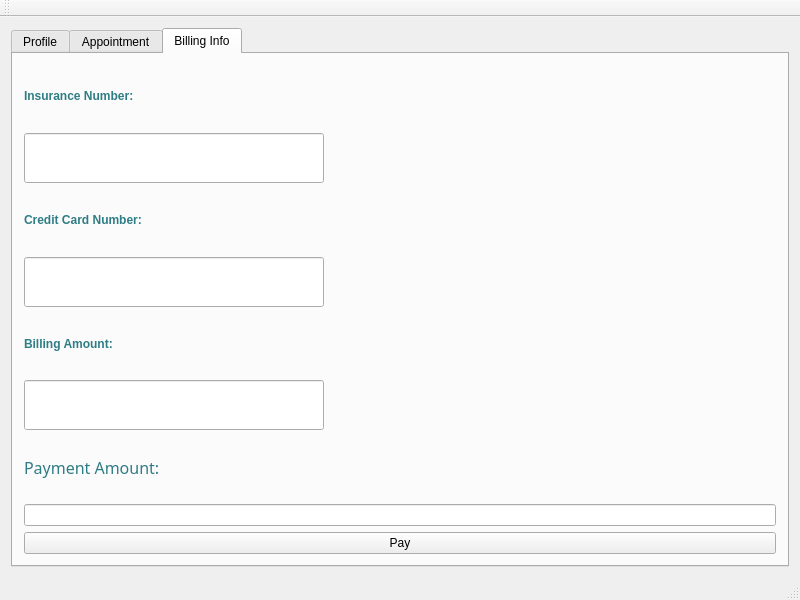
This is menu.ui in daeunnpark/hospital_portal as Qt 5 draws it before an edit. The edited form follows.
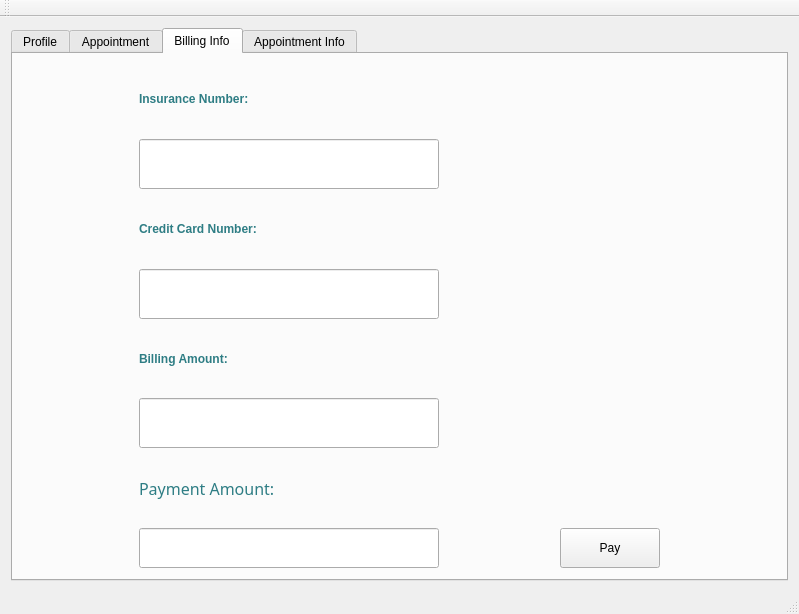
This is the edited form. The open tabs and pages were chosen to show the change.

Commit message: menu.py with new tabs

The edit to the form file:
```diff
--- a/menu.ui
+++ b/menu.ui
@@ -6,16 +6,16 @@
    <rect>
     <x>0</x>
     <y>0</y>
-    <width>800</width>
-    <height>600</height>
+    <width>799</width>
+    <height>614</height>
    </rect>
   </property>
   <property name="windowTitle">
    <string>Menu</string>
   </property>
   <widget class="QWidget" name="centralWidget">
-   <layout class="QHBoxLayout" name="horizontalLayout">
-    <item>
+   <layout class="QGridLayout" name="gridLayout_7">
+    <item row="0" column="1">
      <widget class="QTabWidget" name="tabWidget">
       <property name="currentIndex">
        <number>1</number>
@@ -193,7 +193,7 @@
          </widget>
         </item>
         <item row="18" column="1">
-         <widget class="QLineEdit" name="lineEdit_11"/>
+         <widget class="QLineEdit" name="lineEdit_19_2"/>
         </item>
         <item row="18" column="3">
          <widget class="QLineEdit" name="lineEdit_15">
@@ -237,7 +237,7 @@
          <widget class="QLineEdit" name="lineEdit_16"/>
         </item>
         <item row="17" column="0" colspan="4">
-         <widget class="QLabel" name="label_11">
+         <widget class="QLabel" name="label_19">
           <property name="maximumSize">
            <size>
             <width>16777215</width>
@@ -279,7 +279,7 @@
          </widget>
         </item>
         <item row="1" column="3">
-         <widget class="QLabel" name="label_17">
+         <widget class="QLabel" name="label_16">
           <property name="styleSheet">
            <string notr="true">color: rgb(46, 125, 132);
 font-weight: bold;
@@ -352,8 +352,30 @@
        <attribute name="title">
         <string>Billing Info</string>
        </attribute>
-       <layout class="QVBoxLayout" name="verticalLayout">
-        <item>
+       <layout class="QGridLayout" name="gridLayout_6">
+        <item row="5" column="0">
+         <widget class="QLineEdit" name="lineEdit_13">
+          <property name="maximumSize">
+           <size>
+            <width>300</width>
+            <height>50</height>
+           </size>
+          </property>
+         </widget>
+        </item>
+        <item row="6" column="0">
+         <widget class="QLabel" name="label_14">
+          <property name="styleSheet">
+           <string notr="true">color: rgb(46, 125, 132);
+font-weight: bold;
+font: 12pt Lucida Calligraphy;</string>
+          </property>
+          <property name="text">
+           <string>Payment Amount:</string>
+          </property>
+         </widget>
+        </item>
+        <item row="2" column="0">
          <widget class="QLabel" name="label_12">
           <property name="styleSheet">
            <string notr="true">color: rgb(46, 125, 132);
@@ -361,21 +383,39 @@
 font: 12pt &quot;Lucida Calligraphy&quot;;</string>
           </property>
           <property name="text">
+           <string>Credit Card Number:</string>
+          </property>
+         </widget>
+        </item>
+        <item row="7" column="0">
+         <widget class="QLineEdit" name="lineEdit_14">
+          <property name="minimumSize">
+           <size>
+            <width>0</width>
+            <height>40</height>
+           </size>
+          </property>
+          <property name="maximumSize">
+           <size>
+            <width>300</width>
+            <height>16777215</height>
+           </size>
+          </property>
+         </widget>
+        </item>
+        <item row="0" column="0">
+         <widget class="QLabel" name="label_11">
+          <property name="styleSheet">
+           <string notr="true">color: rgb(46, 125, 132);
+font-weight: bold;
+font: 12pt &quot;Lucida Calligraphy&quot;;</string>
+          </property>
+          <property name="text">
            <string>Insurance Number:</string>
           </property>
          </widget>
         </item>
-        <item>
-         <widget class="QLineEdit" name="lineEdit_12">
-          <property name="maximumSize">
-           <size>
-            <width>300</width>
-            <height>50</height>
-           </size>
-          </property>
-         </widget>
-        </item>
-        <item>
+        <item row="4" column="0">
          <widget class="QLabel" name="label_13">
           <property name="styleSheet">
            <string notr="true">color: rgb(46, 125, 132);
@@ -383,64 +423,97 @@
 font: 12pt &quot;Lucida Calligraphy&quot;;</string>
           </property>
           <property name="text">
-           <string>Credit Card Number:</string>
-          </property>
-         </widget>
-        </item>
-        <item>
-         <widget class="QLineEdit" name="lineEdit_13">
-          <property name="maximumSize">
-           <size>
-            <width>300</width>
-            <height>50</height>
-           </size>
-          </property>
-         </widget>
-        </item>
-        <item>
-         <widget class="QLabel" name="label_14">
-          <property name="styleSheet">
-           <string notr="true">color: rgb(46, 125, 132);
-font-weight: bold;
-font: 12pt &quot;Lucida Calligraphy&quot;;</string>
-          </property>
-          <property name="text">
            <string>Billing Amount:</string>
           </property>
          </widget>
         </item>
-        <item>
-         <widget class="QLineEdit" name="lineEdit_14">
+        <item row="7" column="1">
+         <widget class="QPushButton" name="pushButton_14">
           <property name="maximumSize">
            <size>
-            <width>300</width>
-            <height>50</height>
+            <width>100</width>
+            <height>200</height>
            </size>
           </property>
-         </widget>
-        </item>
-        <item>
-         <widget class="QLabel" name="label_16">
-          <property name="styleSheet">
-           <string notr="true">color: rgb(46, 125, 132);
-font-weight: bold;
-font: 12pt Lucida Calligraphy;</string>
-          </property>
-          <property name="text">
-           <string>Payment Amount:</string>
-          </property>
-         </widget>
-        </item>
-        <item>
-         <widget class="QLineEdit" name="lineEdit_17"/>
-        </item>
-        <item>
-         <widget class="QPushButton" name="pushButton_6">
           <property name="text">
            <string>Pay</string>
           </property>
          </widget>
         </item>
+        <item row="1" column="0">
+         <widget class="QLineEdit" name="lineEdit_11">
+          <property name="maximumSize">
+           <size>
+            <width>300</width>
+            <height>50</height>
+           </size>
+          </property>
+         </widget>
+        </item>
+        <item row="3" column="0">
+         <widget class="QLineEdit" name="lineEdit_12">
+          <property name="maximumSize">
+           <size>
+            <width>300</width>
+            <height>50</height>
+           </size>
+          </property>
+         </widget>
+        </item>
+       </layout>
+      </widget>
+      <widget class="QWidget" name="tab_4">
+       <attribute name="title">
+        <string>Appointment Info</string>
+       </attribute>
+       <layout class="QGridLayout" name="gridLayout_5">
+        <item row="0" column="0">
+         <widget class="QCalendarWidget" name="calendarWidget"/>
+        </item>
+        <item row="0" column="1">
+         <widget class="QTreeWidget" name="treeWidget">
+          <column>
+           <property name="text">
+            <string>Date</string>
+           </property>
+          </column>
+          <column>
+           <property name="text">
+            <string>Doctor</string>
+           </property>
+          </column>
+          <column>
+           <property name="text">
+            <string>Patient</string>
+           </property>
+          </column>
+          <column>
+           <property name="text">
+            <string>Nurse</string>
+           </property>
+          </column>
+          <column>
+           <property name="text">
+            <string>Medication List</string>
+           </property>
+          </column>
+          <column>
+           <property name="text">
+            <string>Insurance</string>
+           </property>
+          </column>
+          <item>
+           <property name="text">
+            <string>New Item</string>
+           </property>
+           <item>
+            <property name="text">
+             <string>New Subitem</string>
+            </property>
+           </item>
+          </item>
+         </widget>
+        </item>
        </layout>
       </widget>
      </widget>
```
Left out of the diff: 218 changed lines with no effect on the pictures. The commit also changes 3 other files.
